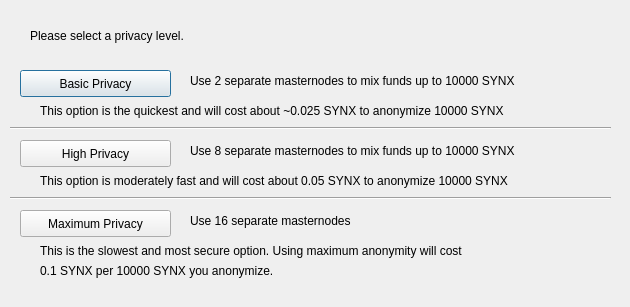
Above: src/qt/forms/obfuscationconfig.ui from convertdoubler/strawberrycoin before the change. Below: the same form after it.
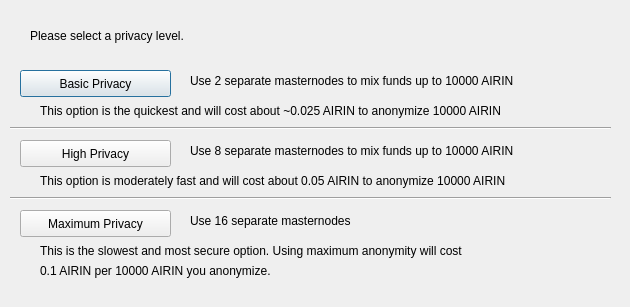
That is the form after the change.

The edit to the form file:
```diff
--- a/src/qt/forms/obfuscationconfig.ui
+++ b/src/qt/forms/obfuscationconfig.ui
@@ -75,7 +75,7 @@
     </rect>
    </property>
    <property name="text">
-    <string>Use 2 separate masternodes to mix funds up to 10000 SYNX</string>
+    <string>Use 2 separate masternodes to mix funds up to 10000 AIRIN</string>
    </property>
   </widget>
   <widget class="QLabel" name="label_3">
@@ -88,7 +88,7 @@
     </rect>
    </property>
    <property name="text">
-    <string>Use 8 separate masternodes to mix funds up to 10000 SYNX</string>
+    <string>Use 8 separate masternodes to mix funds up to 10000 AIRIN</string>
    </property>
   </widget>
   <widget class="QLabel" name="label_4">
@@ -114,7 +114,7 @@
     </rect>
    </property>
    <property name="text">
-    <string>This option is the quickest and will cost about ~0.025 SYNX to anonymize 10000 SYNX</string>
+    <string>This option is the quickest and will cost about ~0.025 AIRIN to anonymize 10000 AIRIN</string>
    </property>
   </widget>
   <widget class="QLabel" name="label_7">
@@ -127,7 +127,7 @@
     </rect>
    </property>
    <property name="text">
-    <string>This option is moderately fast and will cost about 0.05 SYNX to anonymize 10000 SYNX</string>
+    <string>This option is moderately fast and will cost about 0.05 AIRIN to anonymize 10000 AIRIN</string>
    </property>
   </widget>
   <widget class="QLabel" name="label_8">
@@ -153,7 +153,7 @@
     </rect>
    </property>
    <property name="text">
-    <string>0.1 SYNX per 10000 SYNX you anonymize.</string>
+    <string>0.1 AIRIN per 10000 AIRIN you anonymize.</string>
    </property>
   </widget>
   <widget class="Line" name="line">
```
